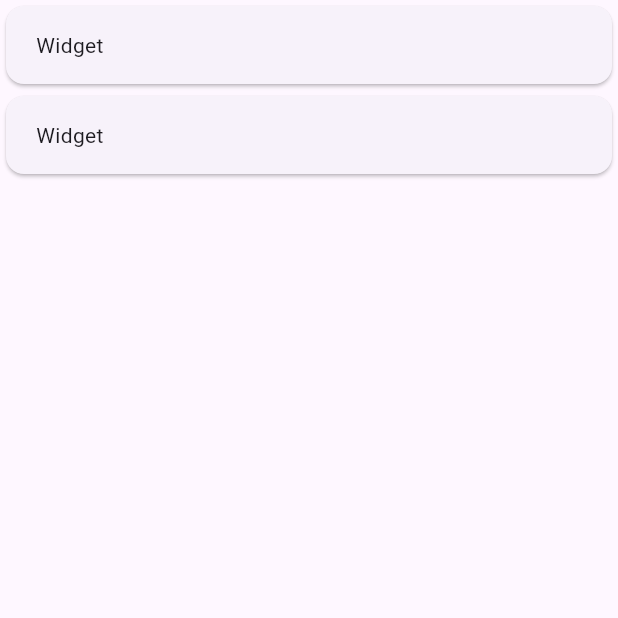
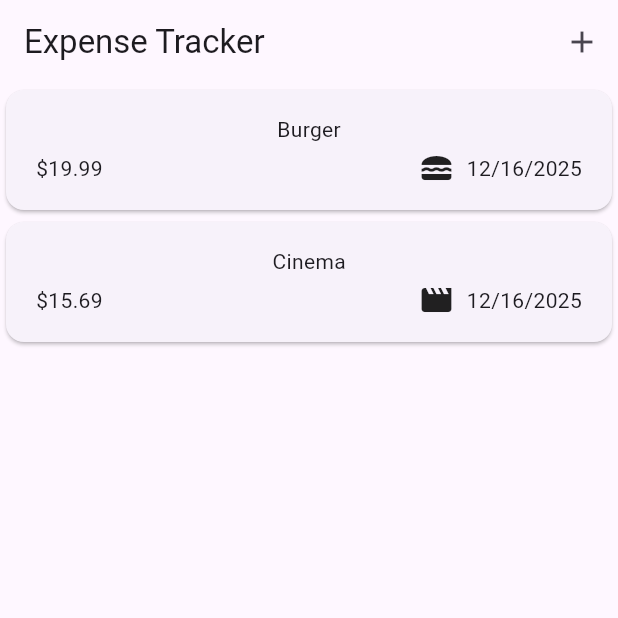
Before and after one commit to FatimaHammoud1/expense_tracker_app, a Flutter app: the screen it shows after launch, on a phone screen of 412 x 824 dp, the top half of it. Run offline on Flutter 3.47's test engine with Material 3 defaults, Android fonts, the phone set to English and light mode, and no system bars; our stand-ins replace sqflite; accounts and stored records are empty.

```diff
--- a/lib/expenses_app.dart
+++ b/lib/expenses_app.dart
@@ -1,5 +1,6 @@
 import 'package:expense_tracker/widgets/expenses_list.dart';
 import 'package:expense_tracker/models/expense.dart';
+import 'package:expense_tracker/widgets/new_expense.dart';
 import 'package:flutter/material.dart';
 
 class ExpensesApp extends StatefulWidget {
@@ -24,8 +25,70 @@ class _ExpensesAppState extends State<ExpensesApp> {
       category: Category.leisure,
     ),
   ];
+
+  void _openAddExpenseOverlay() {
+    showModalBottomSheet(
+      isScrollControlled:
+          true, //We want to make sure that the TextField keyboard does not hide the inputs.
+      context: context,
+      builder: (ctx) =>
+          Padding(padding: EdgeInsets.all(16), child: NewExpense(_addExpense)),
+    );
+  }
+
+  void _addExpense(Expense expense) {
+    setState(() {
+      _registeredExpensesList.add(expense);
+    });
+  }
+
+  void _deleteExpense(Expense expense) {
+    int index = _registeredExpensesList.indexOf(expense);
+    setState(() {
+      _registeredExpensesList.remove(expense);
+    });
+    ScaffoldMessenger.of(context).showSnackBar(
+      SnackBar(
+        content: Text("Expense Deleted"),
+        duration: Duration(seconds: 3),
+        action: SnackBarAction(
+          label: "Undo",
+          onPressed: () {
+            setState(() {
+              _registeredExpensesList.insert(index, expense);
+            });
+          },
+        ),
+      ),
+    );
+  }
+
   @override
   Widget build(BuildContext context) {
-    return ExpensesList(expensesList: _registeredExpensesList);
+    Widget mainContent = Padding(
+      padding: const EdgeInsets.all(10),
+      child: Center(
+        child: Text(
+          'No expenses found! Add some to see them here.',
+          textAlign: TextAlign.center,
+          style: TextStyle(fontWeight: FontWeight.w500, fontSize: 18),
+        ),
+      ),
+    );
+    if (_registeredExpensesList.isNotEmpty) {
+      mainContent = ExpensesList(
+        expensesList: _registeredExpensesList,
+        onDeleteExpense: _deleteExpense,
+      );
+    }
+    return Scaffold(
+      body: Center(child: mainContent),
+      appBar: AppBar(
+        title: Text("Expense Tracker"),
+        actions: [
+          IconButton(onPressed: _openAddExpenseOverlay, icon: Icon(Icons.add)),
+        ],
+      ),
+    );
   }
 }
--- a/lib/main.dart
+++ b/lib/main.dart
@@ -10,8 +10,6 @@ class MainApp extends StatelessWidget {
 
   @override
   Widget build(BuildContext context) {
-    return const MaterialApp(
-      home: Scaffold(body: Center(child: ExpensesApp())),
-    );
+    return MaterialApp(home: ExpensesApp());
   }
 }
--- a/lib/models/expense.dart
+++ b/lib/models/expense.dart
@@ -1,3 +1,5 @@
+import 'package:flutter/material.dart';
+import 'package:intl/intl.dart';
 import 'package:uuid/uuid.dart';
 
 class Expense {
@@ -13,6 +15,17 @@ class Expense {
     required this.date,
     required this.category,
   });
+
+  String get formattedDate {
+    return DateFormat.yMd().format(date);
+  }
 }
 
 enum Category { food, work, leisure, travel }
+
+const categoryIcon = {
+  Category.food: Icons.lunch_dining,
+  Category.travel: Icons.flight_takeoff,
+  Category.leisure: Icons.movie,
+  Category.work: Icons.work,
+};
--- a/lib/widgets/expenses_item.dart
+++ b/lib/widgets/expenses_item.dart
@@ -2,11 +2,31 @@ import 'package:expense_tracker/models/expense.dart';
 import 'package:flutter/material.dart';
 
 class ExpenseItem extends StatelessWidget {
-  final Expense? expense;
+  final Expense expense;
   const ExpenseItem({required this.expense, super.key});
 
   @override
   Widget build(BuildContext context) {
-    return const Placeholder();
+    return Column(
+      children: [
+        Text(expense.title),
+        SizedBox(height: 4),
+        Row(
+          children: [
+            Text(
+              "\$${expense.amount.toStringAsFixed(2)}", //Use \ as a skipping operator to insert the $ before amount.
+            ), //To show two floating point digits from the amount double value
+            Spacer(),
+            Row(
+              children: [
+                Icon(categoryIcon[expense.category]),
+                SizedBox(width: 8),
+                Text(expense.formattedDate),
+              ],
+            ),
+          ],
+        ),
+      ],
+    );
   }
 }
--- a/lib/widgets/expenses_list.dart
+++ b/lib/widgets/expenses_list.dart
@@ -4,18 +4,66 @@ import 'package:flutter/material.dart';
 
 class ExpensesList extends StatelessWidget {
   final List<Expense> expensesList;
-  const ExpensesList({required this.expensesList, super.key});
+  final void Function(Expense expense) onDeleteExpense;
+  const ExpensesList({
+    required this.expensesList,
+    required this.onDeleteExpense,
+    super.key,
+  });
 
   @override
   Widget build(BuildContext context) {
     return ListView.builder(
       itemCount: expensesList.length,
       itemBuilder: (context, index) => Card(
+        //To style every list item we use the Card widget. It is a Material Design card that have a slightly rounded corners and elevated shadow.
         child: Padding(
           padding: const EdgeInsets.symmetric(horizontal: 20, vertical: 16),
-          child: Text(ExpenseItem(expense: expensesList[index]).toString()),
+          child: Dismissible(
+            background: Container(
+              padding: EdgeInsets.only(left: 12),
+              color: Colors.red,
+              alignment: Alignment.centerLeft,
+              child: Icon(Icons.delete, color: Colors.white, size: 25),
+            ),
+            key: ValueKey(expensesList[index]),
+            child: ExpenseItem(expense: expensesList[index]),
+            onDismissed: (direction) {
+              onDeleteExpense(expensesList[index]);
+            },
+            confirmDismiss: (direction) {
+              return showDialog(
+                context: context,
+                builder: (ctx) => AlertDialog(
+                  actions: [
+                    TextButton(
+                      onPressed: () {
+                        Navigator.pop(context, false);
+                      },
+                      child: Text('No'),
+                    ),
+                    TextButton(
+                      onPressed: () {
+                        Navigator.pop(context, true);
+                      },
+                      child: Text('Yes'),
+                    ),
+                  ],
+                  title: Text('Delete Expense'),
+                  content: Text(
+                    'Are you sure you want to delete this expense?',
+                  ),
+                ),
+              );
+            },
+          ),
         ),
       ),
     );
   }
 }
+
+// key: an object user to uniquely identify every widget. We often do not need to
+// use/set this key, but this widget requires to set it. This key is created using the
+// ValueKey(expensesList[index]) object which takes in any unique value. We set it
+// to the current expense object itself because it is a unique object.
--- a/pubspec.yaml
+++ b/pubspec.yaml
@@ -9,6 +9,10 @@ environment:
 dependencies:
   flutter:
     sdk: flutter
+  intl: ^0.20.2
+  path: ^1.9.1
+  sqflite: ^2.4.2
+  sqflite_common_ffi: ^2.3.6
   uuid: ^4.5.2
 
 dev_dependencies:
```
Also changed, not shown: lib/db/database.dart (added, +24 -0 lines), lib/widgets/new_expense.dart (added, +180 -0 lines), pubspec.lock, 1 other file.
